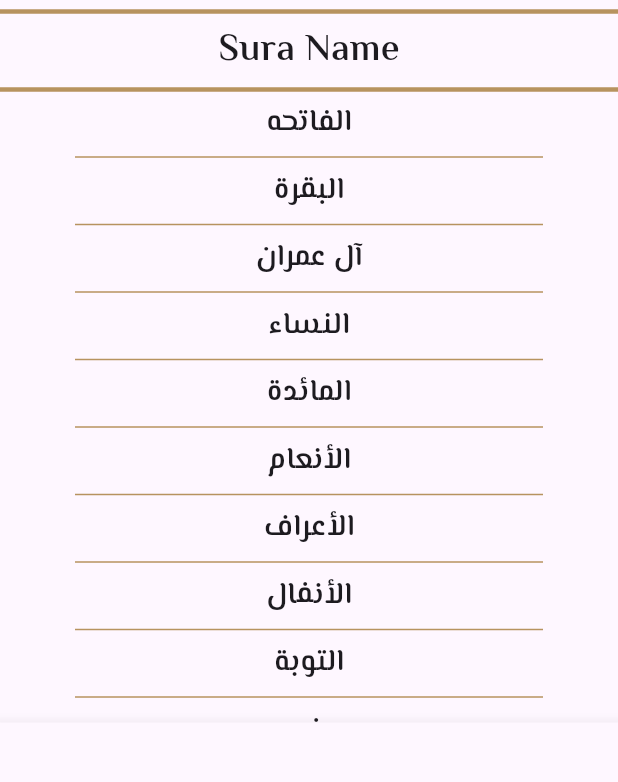
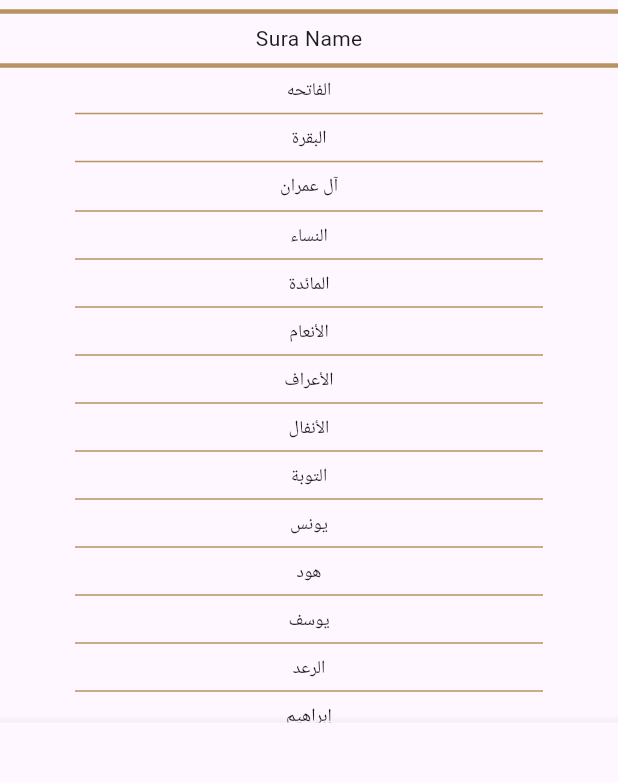
Before and after one commit to NadaAmrr/Islamic, a Flutter app: the screen it shows after launch, item 4 of the bottom bar chosen, on a phone screen of 412 x 824 dp, the part 425-1207 px from its top. Run offline on Flutter 3.47's test engine with Material 3 defaults, Android fonts, the phone set to English and light mode, and no system bars.

Commit message:
quran tab update

```diff
--- a/lib/screens/tabs/quran_tab.dart
+++ b/lib/screens/tabs/quran_tab.dart
@@ -250,11 +250,7 @@ class QuranTab extends StatelessWidget {
         ),
         Text(
           "Sura Name",
-          style: TextStyle(
-            fontSize: 25,
-            fontWeight: FontWeight.w600,
-            fontFamily: 'ElMessiri',
-          ),
+          style: Theme.of(context).textTheme.bodyMedium
         ),
         Divider(
           thickness: 3,
@@ -268,7 +264,7 @@ class QuranTab extends StatelessWidget {
                   Navigator.pushNamed(context, SuraDetailsScreen.routeName, arguments: SuraModel(name: suraNames[index], index: index));
                 },
                 child: Text(suraNames[index],
-                    style: TextStyle(fontFamily: 'ElMessiri', fontSize: 20),
+                    style: Theme.of(context).textTheme.bodySmall,
                     textAlign: TextAlign.center),
               );
             },
```
